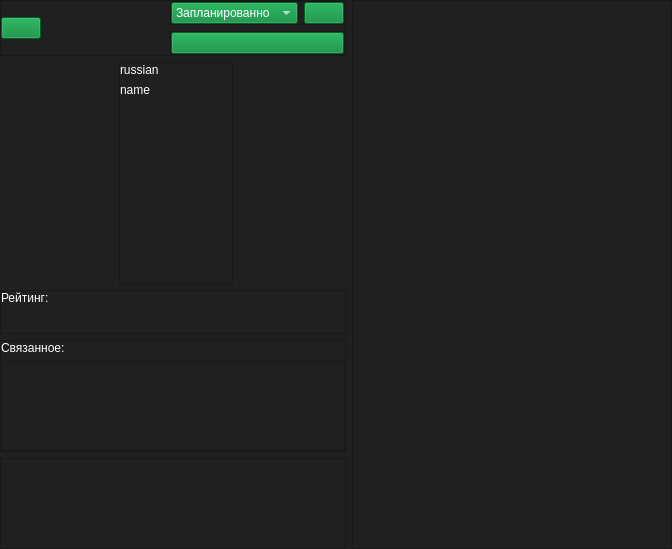
brandonzorn/Nlight, file forms/desu_info.ui: the form before one commit.
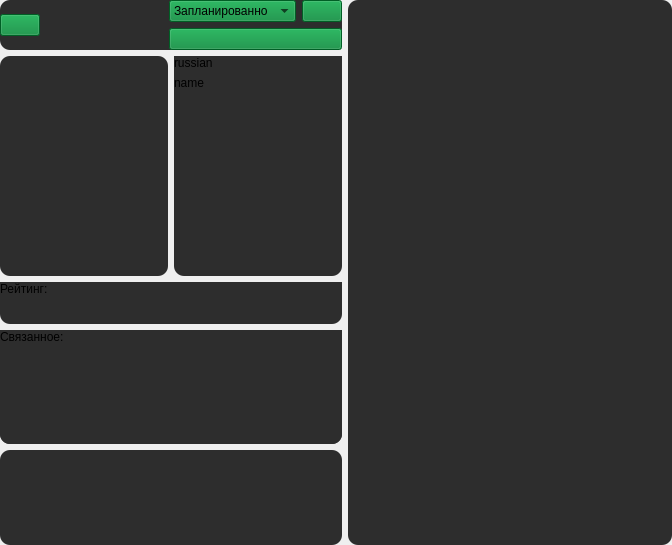
The form after the commit. Icons and pictures are not drawn.

```diff
--- a/forms/desu_info.ui
+++ b/forms/desu_info.ui
@@ -7,16 +7,18 @@
     <x>0</x>
     <y>0</y>
     <width>672</width>
-    <height>549</height>
+    <height>545</height>
    </rect>
   </property>
   <property name="windowTitle">
    <string>Form</string>
   </property>
   <property name="styleSheet">
-   <string notr="true">color: rgb(255, 255, 255);
-selection-background-color: rgb(0, 133, 52);
-background-color: rgb(32, 32, 32);</string>
+   <string notr="true">QFrame {
+	border-radius: 10px;
+	background-color: rgb(45, 45, 45);
+}
+</string>
   </property>
   <layout class="QHBoxLayout" name="horizontalLayout_6">
    <property name="leftMargin">
@@ -207,25 +209,40 @@
      <item>
       <layout class="QHBoxLayout" name="horizontalLayout_3">
        <item>
+        <widget class="QFrame" name="frame_2">
+         <property name="frameShape">
+          <enum>QFrame::StyledPanel</enum>
+         </property>
+         <property name="frameShadow">
+          <enum>QFrame::Raised</enum>
+         </property>
+         <layout class="QHBoxLayout" name="horizontalLayout_7">
+          <item>
         <widget class="QLabel" name="image">
          <property name="sizePolicy">
-          <sizepolicy hsizetype="MinimumExpanding" vsizetype="Minimum">
+             <sizepolicy hsizetype="Preferred" vsizetype="Preferred">
            <horstretch>0</horstretch>
            <verstretch>0</verstretch>
           </sizepolicy>
          </property>
+            <property name="styleSheet">
+             <string notr="true"/>
+            </property>
          <property name="text">
           <string/>
          </property>
          <property name="scaledContents">
-          <bool>true</bool>
-         </property>
+             <bool>false</bool>
+            </property>
+           </widget>
+          </item>
+         </layout>
         </widget>
        </item>
        <item>
         <widget class="QFrame" name="name_frame">
          <property name="sizePolicy">
-          <sizepolicy hsizetype="Expanding" vsizetype="Expanding">
+          <sizepolicy hsizetype="Minimum" vsizetype="Preferred">
            <horstretch>0</horstretch>
            <verstretch>0</verstretch>
           </sizepolicy>
@@ -285,23 +302,13 @@
          </layout>
         </widget>
        </item>
-       <item>
-        <spacer name="horizontalSpacer_2">
-         <property name="orientation">
-          <enum>Qt::Horizontal</enum>
-         </property>
-         <property name="sizeHint" stdset="0">
-          <size>
-           <width>40</width>
-           <height>20</height>
-          </size>
-         </property>
-        </spacer>
-       </item>
       </layout>
      </item>
      <item>
       <widget class="QFrame" name="rate_frame">
+       <property name="styleSheet">
+        <string notr="true"/>
+       </property>
        <property name="frameShape">
         <enum>QFrame::StyledPanel</enum>
        </property>
@@ -336,8 +343,7 @@
              <bool>false</bool>
             </property>
             <property name="styleSheet">
-             <string notr="true">color: rgb(255, 255, 255);
-background-color: rgb(45, 45, 45);</string>
+             <string notr="true"/>
             </property>
             <property name="text">
              <string/>
@@ -504,10 +510,22 @@
     </layout>
    </item>
    <item>
+    <widget class="QFrame" name="chapters_frame">
+     <property name="frameShape">
+      <enum>QFrame::StyledPanel</enum>
+     </property>
+     <property name="frameShadow">
+      <enum>QFrame::Raised</enum>
+     </property>
+     <layout class="QVBoxLayout" name="verticalLayout_6">
+      <item>
     <widget class="QListWidget" name="chapters">
      <property name="enabled">
       <bool>true</bool>
      </property>
+       </widget>
+      </item>
+     </layout>
     </widget>
    </item>
   </layout>
```
Lines whose indentation alone changed are shown as unchanged.
